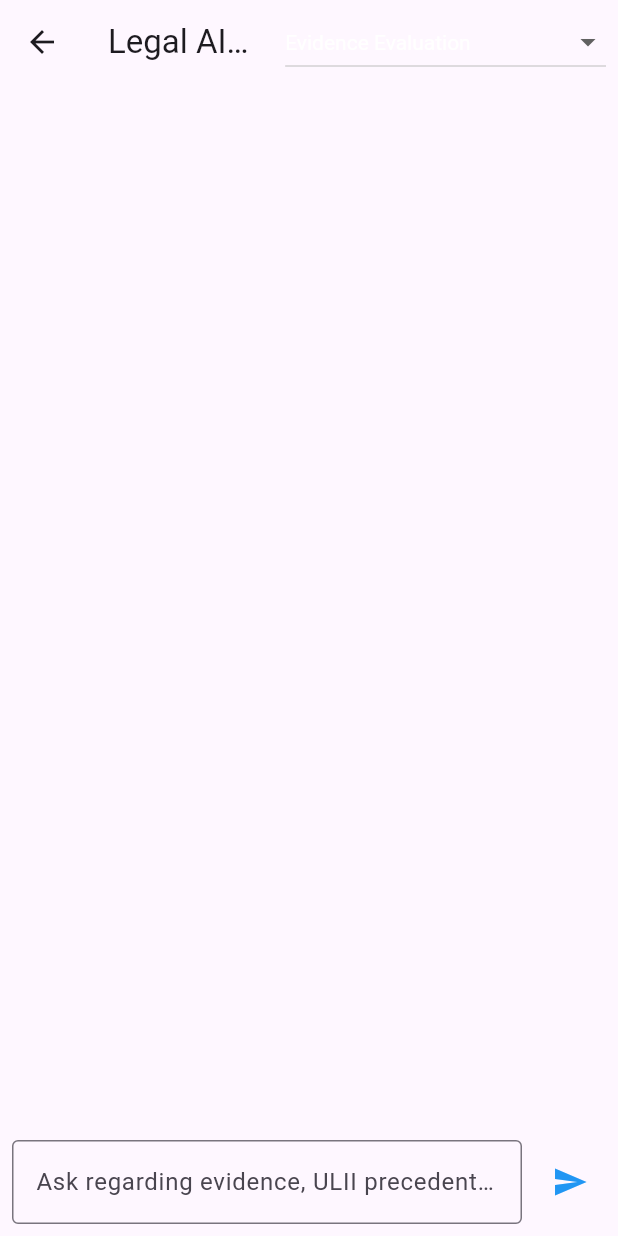
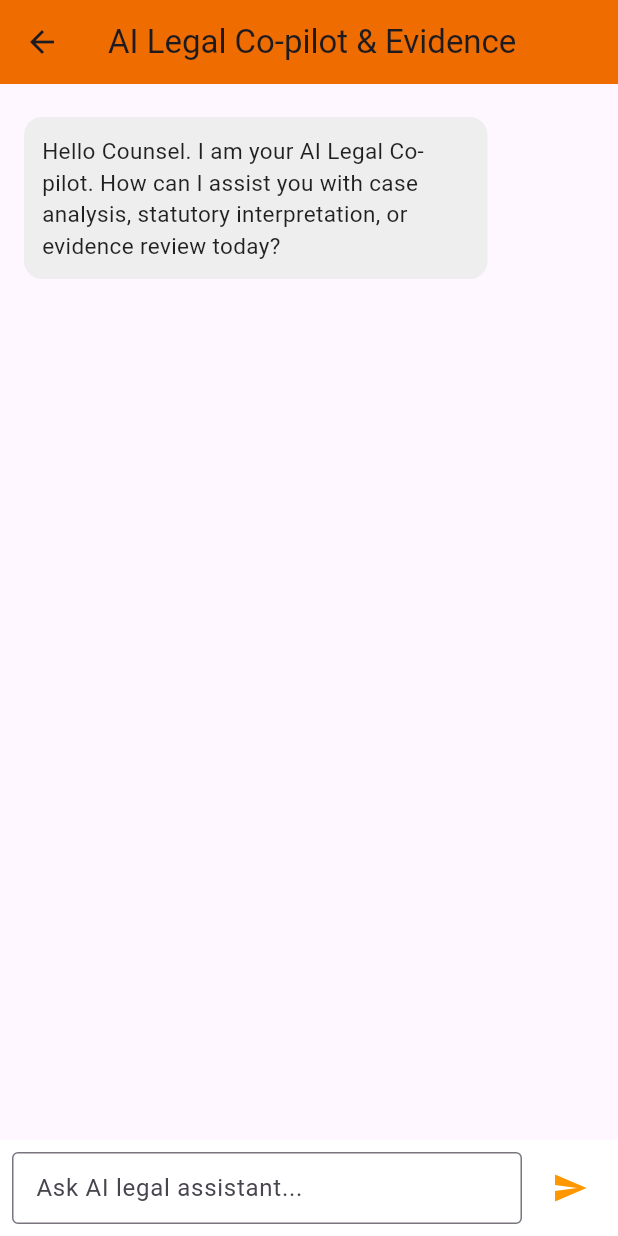
Before and after one commit to robertzmuhumuza-dotcom/law-firm-system, a Flutter app: the AIChatScreen screen opened directly, after a tap on the "send" icon, on a phone screen of 412 x 824 dp. Run offline on Flutter 3.47's test engine with Material 3 defaults, Android fonts, the light colour scheme and no system bars.

Commit message:
Update backend server route and frontend AI chat implementation

```diff
--- a/frontend/lib/screens/ai_chat_screen.dart
+++ b/frontend/lib/screens/ai_chat_screen.dart
@@ -1,8 +1,9 @@
+import 'dart:convert';
 import 'package:flutter/material.dart';
-import '../services/api_service.dart';
+import 'package:http/http.dart' as http;
 
 class AIChatScreen extends StatefulWidget {
-  const AIChatScreen({super.key});
+  const AIChatScreen({Key? key}) : super(key: key);
 
   @override
   State<AIChatScreen> createState() => _AIChatScreenState();
@@ -10,32 +11,81 @@ class AIChatScreen extends StatefulWidget {
 
 class _AIChatScreenState extends State<AIChatScreen> {
   final TextEditingController _controller = TextEditingController();
-  final List<Map<String, String>> _messages = [];
+  final ScrollController _scrollController = ScrollController();
+
+  final List<Map<String, String>> _messages = [
+    {
+      'sender': 'ai',
+      'text': 'Hello Counsel. I am your AI Legal Co-pilot. How can I assist you with case analysis, statutory interpretation, or evidence review today?'
+    }
+  ];
+
   bool _isLoading = false;
-  String _selectedContext = 'Evidence Evaluation';
 
-  void _sendMessage() async {
-    final text = _controller.text.trim();
-    if (text.isEmpty) return;
+  // TODO: Make sure 'your-app-name' and the route ('/chat' or '/api/chat')
+  // match what is coded in your backend server file.
+  final String _backendUrl = 'https://your-app-name.onrender.com/chat';
+
+  Future<void> _sendMessage() async {
+    final userMessage = _controller.text.trim();
+    if (userMessage.isEmpty) return;
 
     setState(() {
-      _messages.add({'sender': 'user', 'text': text});
+      _messages.add({'sender': 'user', 'text': userMessage});
+      _controller.clear();
       _isLoading = true;
     });
-    _controller.clear();
 
-    final result = await ApiService.queryLegalAI(
-      text,
-      _selectedContext,
-      {'notes': 'Active session brief and case files analysis'},
-    );
+    _scrollToBottom();
 
-    setState(() {
-      _isLoading = false;
-      if (result['success']) {
-        _messages.add({'sender': 'ai', 'text': result['analysis']});
+    try {
+      final response = await http.post(
+        Uri.parse(_backendUrl),
+        headers: {'Content-Type': 'application/json'},
+        body: jsonEncode({
+          'prompt': userMessage,
+          'context': 'Ugandan law, jurisprudence, and civil procedure'
+        }),
+      );
+
+      if (response.statusCode == 200) {
+        final data = jsonDecode(response.body);
+        final aiReply = data['response'] ?? data['reply'] ?? data['message'] ?? 'Analysis complete.';
+
+        setState(() {
+          _messages.add({'sender': 'ai', 'text': aiReply});
+        });
       } else {
-        _messages.add({'sender': 'ai', 'text': 'Error: ${result['message']}'});
+        setState(() {
+          _messages.add({
+            'sender': 'ai',
+            'text': 'Server error (${response.statusCode}). Check if your backend route is /chat, /api/chatt, or /generate.'
+          });
+        });
+      }
+    } catch (e) {
+      setState(() {
+        _messages.add({
+          'sender': 'ai',
+          'text': 'Network error: Unable to reach Render backend. Check your internet connection.'
+        });
+      });
+    } finally {
+      setState(() {
+        _isLoading = false;
+      });
+      _scrollToBottom();
+    }
+  }
+
+  void _scrollToBottom() {
+    WidgetsBinding.instance.addPostFrameCallback((_) {
+      if (_scrollController.hasClients) {
+        _scrollController.animateTo(
+          _scrollController.position.maxScrollExtent,
+          duration: const Duration(milliseconds: 300),
+          curve: Curves.easeOut,
+        );
       }
     });
   }
@@ -44,73 +94,62 @@ class _AIChatScreenState extends State<AIChatScreen> {
   Widget build(BuildContext context) {
     return Scaffold(
       appBar: AppBar(
-        title: const Text('Legal AI Co-Pilot'),
-        actions: [
-          Padding(
-            padding: const EdgeInsets.symmetric(horizontal: 8.0),
-            child: DropdownButton<String>(
-              value: _selectedContext,
-              dropdownColor: Colors.grey[900],
-              style: const TextStyle(color: Colors.white),
-              items: [
-                'Evidence Evaluation',
-                'Ugandan Case Law (ULII)',
-                'Statutory Compliance',
-                'International Comparative Law'
-              ]
-                  .map((val) => DropdownMenuItem(value: val, child: Text(val)))
-                  .toList(),
-              onChanged: (val) => setState(() => _selectedContext = val!),
-            ),
-          ),
-        ],
+        title: const Text('AI Legal Co-pilot & Evidence'),
+        backgroundColor: Colors.orange.shade800,
       ),
       body: Column(
         children: [
           Expanded(
             child: ListView.builder(
+              controller: _scrollController,
               padding: const EdgeInsets.all(16),
               itemCount: _messages.length,
               itemBuilder: (context, index) {
-                final msg = _messages[index];
-                final isUser = msg['sender'] == 'user';
+                final message = _messages[index];
+                final isUser = message['sender'] == 'user';
                 return Align(
                   alignment: isUser ? Alignment.centerRight : Alignment.centerLeft,
                   child: Container(
-                    margin: const EdgeInsets.symmetric(vertical: 4),
+                    margin: const EdgeInsets.symmetric(vertical: 6),
                     padding: const EdgeInsets.all(12),
                     constraints: BoxConstraints(maxWidth: MediaQuery.of(context).size.width * 0.75),
                     decoration: BoxDecoration(
-                      color: isUser ? Colors.blue[700] : Colors.grey[200],
-                      borderRadius: BorderRadius.circular(8),
+                      color: isUser ? Colors.blue.shade100 : Colors.grey.shade200,
+                      borderRadius: BorderRadius.circular(12),
                     ),
                     child: Text(
-                      msg['text']!,
-                      style: TextStyle(color: isUser ? Colors.white : Colors.black87),
+                      message['text'] ?? '',
+                      style: const TextStyle(fontSize: 15, color: Colors.black87),
                     ),
                   ),
                 );
               },
             ),
           ),
-          if (_isLoading) const LinearProgressIndicator(),
-          Padding(
-            padding: const EdgeInsets.all(8.0),
+          if (_isLoading)
+            const Padding(
+              padding: EdgeInsets.all(8.0),
+              child: LinearProgressIndicator(color: Colors.orange),
+            ),
+          Container(
+            padding: const EdgeInsets.all(8),
+            color: Colors.white,
             child: Row(
               children: [
                 Expanded(
                   child: TextField(
                     controller: _controller,
+                    onSubmitted: (_) => _sendMessage(),
                     decoration: const InputDecoration(
-                      hintText: 'Ask regarding evidence, ULII precedents, or statutes...',
+                      hintText: 'Ask AI legal assistant...',
                       border: OutlineInputBorder(),
+                      contentPadding: EdgeInsets.symmetric(horizontal: 12, vertical: 8),
                     ),
-                    onSubmitted: (_) => _sendMessage(),
                   ),
                 ),
                 const SizedBox(width: 8),
                 IconButton(
-                  icon: const Icon(Icons.send, color: Colors.blue),
+                  icon: const Icon(Icons.send, color: Colors.orange),
                   onPressed: _isLoading ? null : _sendMessage,
                 ),
               ],
```
Also changed, not shown: frontend/lib/screens/dashboard_screen.dart (+63 -61 lines), package-lock.json (deleted), 2 other files.
